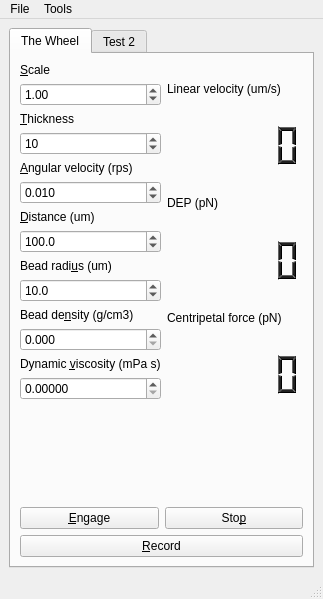
This is main_window.ui in tortugueta/OET as Qt 5 draws it before an edit. The edited form follows.
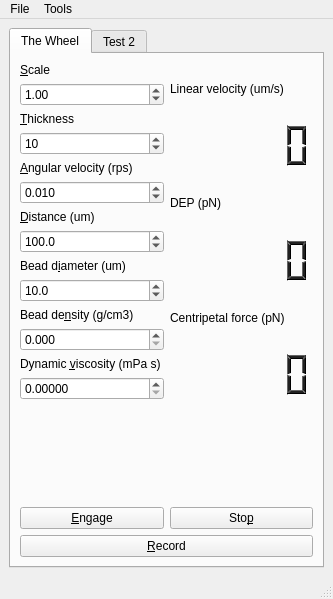
This is the edited form.

Commit message: The bead size is now entered through the diameter instead of the radius

```diff
--- a/main_window.ui
+++ b/main_window.ui
@@ -7,7 +7,7 @@
    <rect>
     <x>0</x>
     <y>0</y>
-    <width>323</width>
+    <width>333</width>
     <height>599</height>
    </rect>
   </property>
@@ -173,7 +173,7 @@
               <item>
                <widget class="QLabel" name="pRadiusLabel">
                 <property name="text">
-                 <string>Bead radi&amp;us (um)</string>
+                 <string>Bead d&amp;iameter (um)</string>
                 </property>
                 <property name="buddy">
                  <cstring>pradiusSpinBox</cstring>
@@ -870,7 +870,7 @@
     <rect>
      <x>0</x>
      <y>0</y>
-     <width>323</width>
+     <width>333</width>
      <height>27</height>
     </rect>
    </property>
```
Left out of the diff: 10 changed lines with no effect on the pictures. The commit also changes 2 other files.
